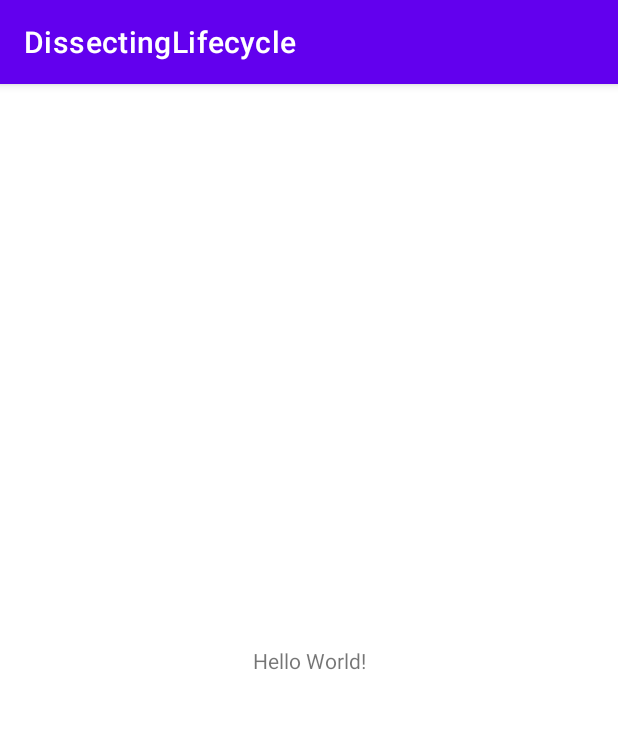
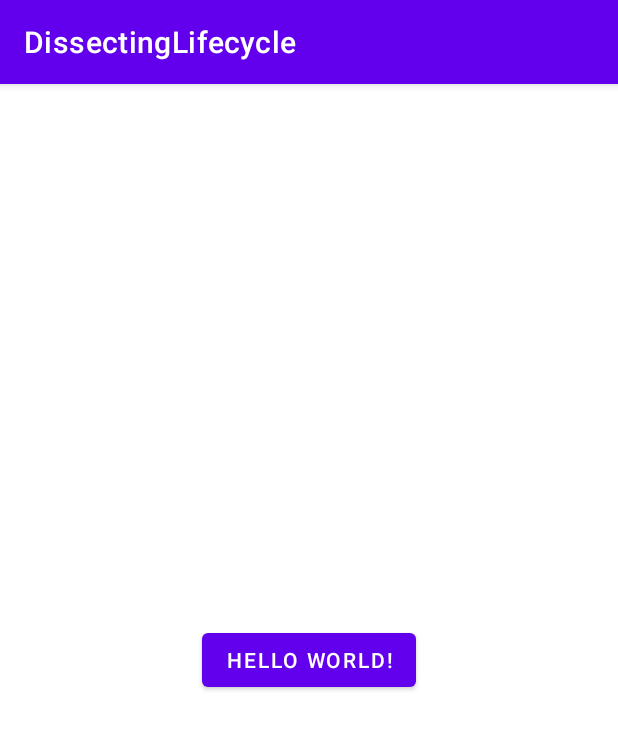
Before and after one commit to mahmood199/Dissecting-LifeCycle-In-Android, an Android app: the screen it shows after launch (FirstActivity), on a phone screen of 412 x 824 dp. Shown: the top 729 px of the screen. Run offline under Robolectric (Android 15) with nearby library versions, the phone set to English and light mode, and no system bars.

```diff
--- a/app/src/main/java/com/example/dissectinglifecycle/FirstActivity.kt
+++ b/app/src/main/java/com/example/dissectinglifecycle/FirstActivity.kt
@@ -1,5 +1,6 @@
 package com.example.dissectinglifecycle
 
+import android.content.Intent
 import androidx.appcompat.app.AppCompatActivity
 import android.os.Bundle
 import android.util.Log
@@ -18,7 +19,16 @@ class FirstActivity : AppCompatActivity() {
     override fun onCreate(savedInstanceState: Bundle?) {
         super.onCreate(savedInstanceState)
         setContentView(binding.root)
+        setClickListeners()
         Log.d(TAG, "onCreate")
+    }
+
+    private fun setClickListeners() {
+        with(binding) {
+            btnGoToSecondActivity.setOnClickListener {
+                startActivity(Intent(this@FirstActivity, SecondActivity::class.java))
+            }
+        }
     }
 
     override fun onRestart() {
--- a/app/src/main/res/layout/activity_first.xml
+++ b/app/src/main/res/layout/activity_first.xml
@@ -6,7 +6,8 @@
     android:layout_height="match_parent"
     tools:context=".FirstActivity">
 
-    <TextView
+    <Button
+        android:id="@+id/btn_go_to_second_activity"
         android:layout_width="wrap_content"
         android:layout_height="wrap_content"
         android:text="Hello World!"
```
